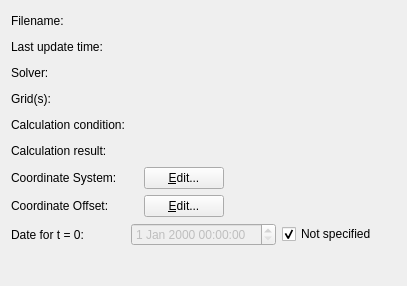
i-RIC/prepost-gui, file libs/gui/projectproperty/projectpropertybasicinfowidget.ui: the form before one commit.
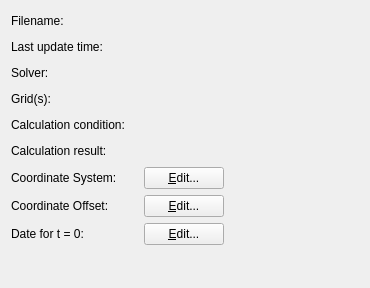
The form after the commit.

Commit message: Time edit interface progress

The edit to the form file:
```diff
--- a/libs/gui/projectproperty/projectpropertybasicinfowidget.ui
+++ b/libs/gui/projectproperty/projectpropertybasicinfowidget.ui
@@ -6,8 +6,8 @@
    <rect>
     <x>0</x>
     <y>0</y>
-    <width>407</width>
-    <height>286</height>
+    <width>370</width>
+    <height>288</height>
    </rect>
   </property>
   <property name="windowTitle">
@@ -303,19 +303,16 @@
      <item row="8" column="1">
       <layout class="QHBoxLayout" name="horizontalLayout_9">
        <item>
-        <widget class="QDateTimeEdit" name="timeEdit">
-         <property name="enabled">
-          <bool>false</bool>
+        <widget class="QLabel" name="timeValueLabel">
+         <property name="text">
+          <string/>
          </property>
         </widget>
        </item>
        <item>
-        <widget class="QCheckBox" name="timeDisableCheckBox">
+        <widget class="QPushButton" name="timeEditButton">
          <property name="text">
-          <string>Not specified</string>
-         </property>
-         <property name="checked">
-          <bool>true</bool>
+          <string>&amp;Edit...</string>
          </property>
         </widget>
        </item>
```
Left out of the diff: 19 changed lines with no effect on the pictures. The commit also changes 6 other files.
